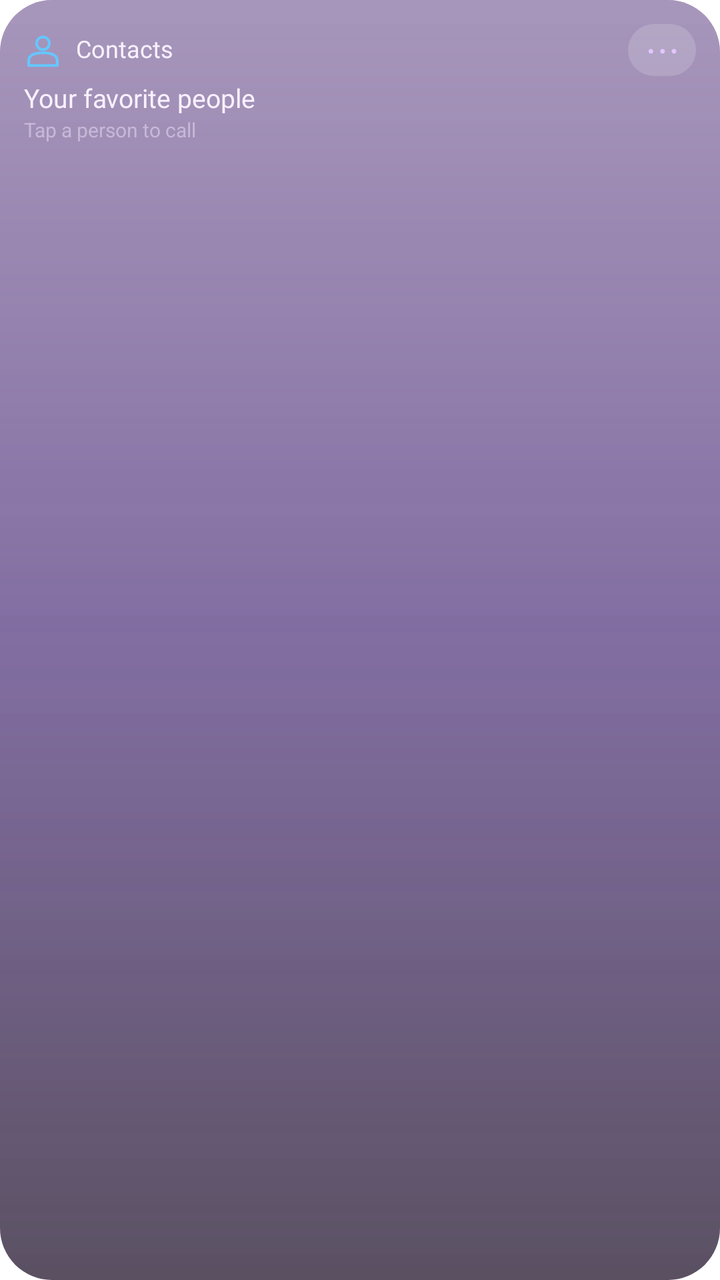
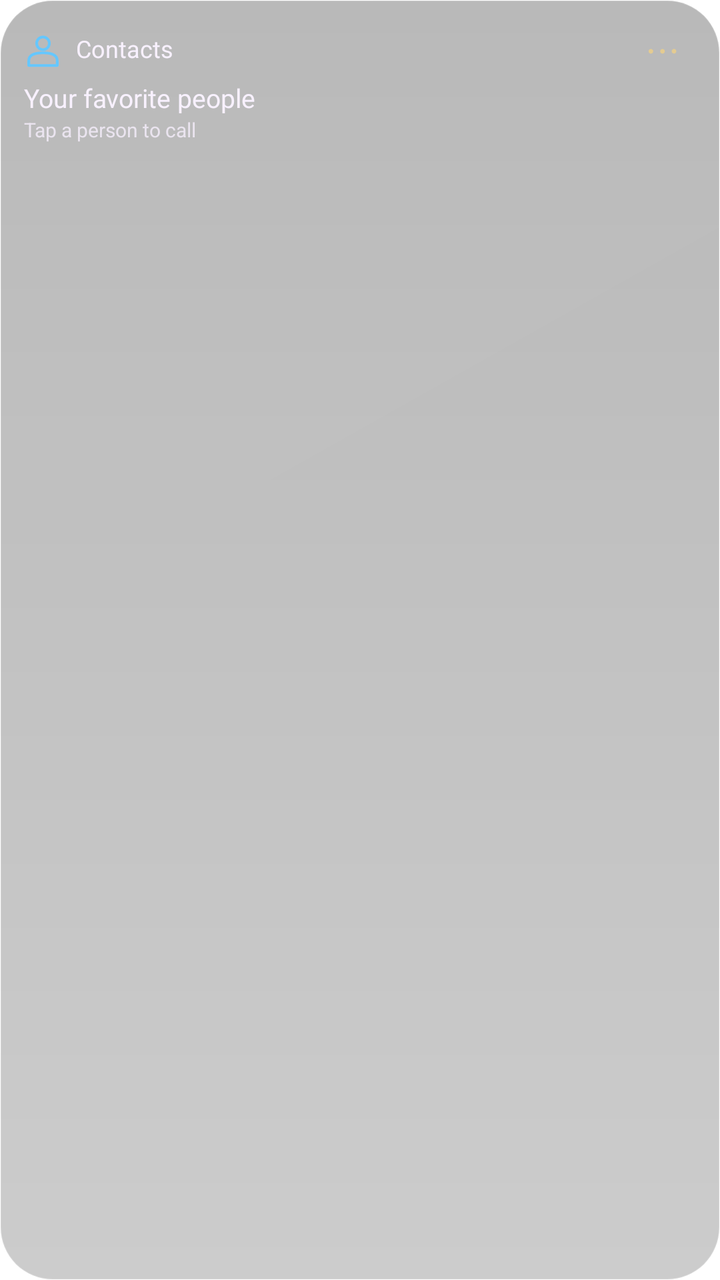

Two renders of the same Android screen: before a commit and after it. Below are the layout's source before the change and the commit's diff.
<!-- AndroidManifest.xml: application theme Theme.Lumen -->
<!-- res/layout/widget_preview_contacts.xml -->
<?xml version='1.0' encoding='utf-8'?>
<LinearLayout xmlns:android="http://schemas.android.com/apk/res/android" android:id="@+id/widget_root" android:layout_width="match_parent" android:layout_height="match_parent" android:orientation="vertical" android:padding="12dp" android:background="@drawable/widget_glass_dark_balanced">
    <LinearLayout android:layout_width="match_parent" android:layout_height="wrap_content" android:orientation="horizontal" android:gravity="center_vertical">
        <ImageView android:id="@+id/widget_icon" android:layout_width="19dp" android:layout_height="19dp" android:contentDescription="@null" android:src="@drawable/widget_ic_contacts" />
        <TextView android:id="@+id/widget_title" android:layout_width="0dp" android:layout_weight="1" android:layout_height="wrap_content" android:layout_marginStart="7dp" android:text="@string/widget_contacts" android:textColor="#F8F1FF" android:textSize="12sp" android:fontFamily="@font/outfit_medium" android:maxLines="1" android:ellipsize="end" android:includeFontPadding="false" />
        <TextView android:id="@+id/widget_action" android:layout_width="34dp" android:layout_height="26dp" android:gravity="center" android:text="@string/widget_more" android:textSize="19sp" android:textColor="#E4C6FF" android:contentDescription="@string/widget_open" android:background="@drawable/widget_control" android:includeFontPadding="false" />
    </LinearLayout>
    <TextView android:id="@+id/widget_detail" android:layout_width="match_parent" android:layout_height="wrap_content" android:layout_marginTop="4dp" android:text="@string/widget_preview_contacts_detail" android:textColor="#F8F1FF" android:textSize="13sp" android:fontFamily="@font/outfit_medium" android:maxLines="2" android:ellipsize="end" android:visibility="visible" android:includeFontPadding="false" />
    <Chronometer android:id="@+id/widget_timer" android:layout_width="match_parent" android:layout_height="24dp" android:textColor="#F8F1FF" android:textSize="20sp" android:fontFamily="@font/outfit_medium" android:visibility="gone" android:includeFontPadding="false" />
    <TextView android:id="@+id/widget_status" android:layout_width="match_parent" android:layout_height="wrap_content" android:layout_marginTop="2dp" android:textColor="#C8B8D8" android:textSize="10sp" android:maxLines="2" android:ellipsize="end" android:text="@string/widget_preview_contacts_status" android:visibility="visible" android:includeFontPadding="false" />
    <LinearLayout android:id="@+id/widget_photos" android:layout_width="match_parent" android:layout_height="44dp" android:layout_marginTop="4dp" android:orientation="horizontal" android:gravity="center_vertical" android:visibility="gone">
        <ImageView android:id="@+id/widget_photo1" android:layout_width="0dp" android:layout_weight="1" android:layout_height="40dp" android:layout_marginEnd="4dp" android:scaleType="centerCrop" android:background="@drawable/widget_photo_frame" android:contentDescription="@string/widget_photo" android:visibility="gone" />
        <ImageView android:id="@+id/widget_photo2" android:layout_width="0dp" android:layout_weight="1" android:layout_height="40dp" android:layout_marginEnd="4dp" android:scaleType="centerCrop" android:background="@drawable/widget_photo_frame" android:contentDescription="@string/widget_photo" android:visibility="gone" />
        <ImageView android:id="@+id/widget_photo3" android:layout_width="0dp" android:layout_weight="1" android:layout_height="40dp" android:layout_marginEnd="4dp" android:scaleType="centerCrop" android:background="@drawable/widget_photo_frame" android:contentDescription="@string/widget_photo" android:visibility="gone" />
        <ImageView android:id="@+id/widget_photo4" android:layout_width="0dp" android:layout_weight="1" android:layout_height="40dp" android:layout_marginEnd="4dp" android:scaleType="centerCrop" android:background="@drawable/widget_photo_frame" android:contentDescription="@string/widget_photo" android:visibility="gone" />
    </LinearLayout>
    <LinearLayout android:id="@+id/widget_photo_names" android:layout_width="match_parent" android:layout_height="12dp" android:orientation="horizontal" android:visibility="gone">
        <TextView android:id="@+id/widget_person1" android:layout_width="0dp" android:layout_weight="1" android:layout_height="match_parent" android:textColor="#C8B8D8" android:textSize="9sp" android:gravity="center" android:maxLines="1" android:ellipsize="end" android:includeFontPadding="false" />
        <TextView android:id="@+id/widget_person2" android:layout_width="0dp" android:layout_weight="1" android:layout_height="match_parent" android:textColor="#C8B8D8" android:textSize="9sp" android:gravity="center" android:maxLines="1" android:ellipsize="end" android:includeFontPadding="false" />
        <TextView android:id="@+id/widget_person3" android:layout_width="0dp" android:layout_weight="1" android:layout_height="match_parent" android:textColor="#C8B8D8" android:textSize="9sp" android:gravity="center" android:maxLines="1" android:ellipsize="end" android:includeFontPadding="false" />
        <TextView android:id="@+id/widget_person4" android:layout_width="0dp" android:layout_weight="1" android:layout_height="match_parent" android:textColor="#C8B8D8" android:textSize="9sp" android:gravity="center" android:maxLines="1" android:ellipsize="end" android:includeFontPadding="false" />
    </LinearLayout>
    <LinearLayout android:id="@+id/widget_row1" android:layout_width="match_parent" android:layout_height="24dp" android:orientation="horizontal" android:gravity="center_vertical" android:visibility="gone">
        <TextView android:id="@+id/widget_check1" android:layout_width="34dp" android:layout_height="match_parent" android:text="@string/widget_circle" android:textColor="#E4C6FF" android:textSize="22sp" android:gravity="center_vertical" android:includeFontPadding="false" />
        <TextView android:id="@+id/widget_task1" android:layout_width="0dp" android:layout_weight="1" android:layout_height="wrap_content" android:textColor="#F8F1FF" android:textSize="12sp" android:maxLines="1" android:ellipsize="end" android:includeFontPadding="false" />
    </LinearLayout>
    <LinearLayout android:id="@+id/widget_row2" android:layout_width="match_parent" android:layout_height="24dp" android:orientation="horizontal" android:gravity="center_vertical" android:visibility="gone">
        <TextView android:id="@+id/widget_check2" android:layout_width="34dp" android:layout_height="match_parent" android:text="@string/widget_circle" android:textColor="#E4C6FF" android:textSize="22sp" android:gravity="center_vertical" android:includeFontPadding="false" />
        <TextView android:id="@+id/widget_task2" android:layout_width="0dp" android:layout_weight="1" android:layout_height="wrap_content" android:textColor="#F8F1FF" android:textSize="12sp" android:maxLines="1" android:ellipsize="end" android:includeFontPadding="false" />
    </LinearLayout>
    <TextView android:id="@+id/widget_button" android:layout_width="match_parent" android:layout_height="28dp" android:layout_marginTop="4dp" android:gravity="center" android:textColor="#2A1048" android:fontFamily="@font/outfit_medium" android:textSize="12sp" android:background="@drawable/widget_pill" android:visibility="gone" android:text="@string/widget_preview_contacts_button" android:includeFontPadding="false" />
    <ProgressBar android:id="@+id/widget_meter" android:layout_width="match_parent" android:layout_height="4dp" android:layout_marginTop="8dp" android:max="100" android:progressTint="#C084FC" android:progressBackgroundTint="#33E4C6FF" android:visibility="gone" style="?android:attr/progressBarStyleHorizontal" />
</LinearLayout>
<!-- resources referenced by this layout -->
<resources>
  <!-- drawable widget_control (drawable) -->
  <?xml version="1.0" encoding="utf-8"?>
  <shape xmlns:android="http://schemas.android.com/apk/res/android">
      <corners android:radius="16dp" />
      <solid android:color="#28FFFFFF" />
  </shape>
  <!-- drawable widget_glass_dark_balanced (drawable) -->
  <?xml version="1.0" encoding="utf-8"?>
  <layer-list xmlns:android="http://schemas.android.com/apk/res/android">
      <item>
          <shape>
              <corners android:radius="26dp" />
              <gradient
                  android:angle="270"
                  android:startColor="#993B1568"
                  android:centerColor="#A62E1060"
                  android:endColor="#B314061F" />
          </shape>
      </item>
      <item>
          <shape>
              <corners android:radius="26dp" />
              <gradient
                  android:angle="270"
                  android:startColor="#40FFFFFF"
                  android:centerColor="#18E4C6FF"
                  android:endColor="#00FFFFFF" />
          </shape>
      </item>
  </layer-list>
  <!-- drawable widget_ic_contacts (drawable) -->
  <vector xmlns:android="http://schemas.android.com/apk/res/android" android:width="24dp" android:height="24dp" android:viewportWidth="24" android:viewportHeight="24"><path android:pathData="M8,8 A4,4 0,1 0,16,8 A4,4 0,1 0,8,8 M3,22 L3,19 Q3,14 12,14 Q21,14 21,19 L21,22 Z" android:fillColor="@android:color/transparent" android:strokeColor="#65C7FF" android:strokeWidth="1.7" android:strokeLineCap="round" android:strokeLineJoin="round" /></vector>
  <!-- drawable widget_photo_frame (drawable) -->
  <?xml version="1.0" encoding="utf-8"?>
  <shape xmlns:android="http://schemas.android.com/apk/res/android">
      <corners android:radius="16dp" />
      <solid android:color="#3314061F" />
  </shape>
  <!-- drawable widget_pill (drawable) -->
  <?xml version="1.0" encoding="utf-8"?>
  <shape xmlns:android="http://schemas.android.com/apk/res/android">
      <corners android:radius="22dp" />
      <gradient
          android:angle="0"
          android:startColor="#E9D5FF"
          android:centerColor="#D8B4FE"
          android:endColor="#F0ABFC" />
  </shape>
  <string name="widget_circle">○</string>
  <string name="widget_contacts">Contacts</string>
  <string name="widget_more">⋯</string>
  <string name="widget_open">Open widget</string>
  <string name="widget_photo">Photo</string>
  <string name="widget_preview_contacts_button" />
  <string name="widget_preview_contacts_detail">Your favorite people</string>
  <string name="widget_preview_contacts_status">Tap a person to call</string>
  <style name="Theme.Lumen" parent="android:Theme.Material.NoActionBar">
          <item name="android:windowShowWallpaper">true</item>
          <item name="android:windowBackground">@android:color/transparent</item>
          <item name="android:colorBackgroundCacheHint">@null</item>
          <item name="android:statusBarColor">@android:color/transparent</item>
          <item name="android:navigationBarColor">@android:color/transparent</item>
          <item name="android:windowDrawsSystemBarBackgrounds">true</item>
          <item name="android:windowLightStatusBar">false</item>
      </style>
</resources>

<!-- the commit's change to res/layout/widget_preview_contacts.xml (unified diff, before → after) -->
@@ -3,11 +3,11 @@
     <LinearLayout android:layout_width="match_parent" android:layout_height="wrap_content" android:orientation="horizontal" android:gravity="center_vertical">
         <ImageView android:id="@+id/widget_icon" android:layout_width="19dp" android:layout_height="19dp" android:contentDescription="@null" android:src="@drawable/widget_ic_contacts" />
         <TextView android:id="@+id/widget_title" android:layout_width="0dp" android:layout_weight="1" android:layout_height="wrap_content" android:layout_marginStart="7dp" android:text="@string/widget_contacts" android:textColor="#F8F1FF" android:textSize="12sp" android:fontFamily="@font/outfit_medium" android:maxLines="1" android:ellipsize="end" android:includeFontPadding="false" />
-        <TextView android:id="@+id/widget_action" android:layout_width="34dp" android:layout_height="26dp" android:gravity="center" android:text="@string/widget_more" android:textSize="19sp" android:textColor="#E4C6FF" android:contentDescription="@string/widget_open" android:background="@drawable/widget_control" android:includeFontPadding="false" />
+        <TextView android:id="@+id/widget_action" android:layout_width="34dp" android:layout_height="26dp" android:gravity="center" android:text="@string/widget_more" android:textSize="19sp" android:textColor="#E4CB91" android:contentDescription="@string/widget_open" android:background="@drawable/widget_control" android:includeFontPadding="false" />
     </LinearLayout>
     <TextView android:id="@+id/widget_detail" android:layout_width="match_parent" android:layout_height="wrap_content" android:layout_marginTop="4dp" android:text="@string/widget_preview_contacts_detail" android:textColor="#F8F1FF" android:textSize="13sp" android:fontFamily="@font/outfit_medium" android:maxLines="2" android:ellipsize="end" android:visibility="visible" android:includeFontPadding="false" />
     <Chronometer android:id="@+id/widget_timer" android:layout_width="match_parent" android:layout_height="24dp" android:textColor="#F8F1FF" android:textSize="20sp" android:fontFamily="@font/outfit_medium" android:visibility="gone" android:includeFontPadding="false" />
-    <TextView android:id="@+id/widget_status" android:layout_width="match_parent" android:layout_height="wrap_content" android:layout_marginTop="2dp" android:textColor="#C8B8D8" android:textSize="10sp" android:maxLines="2" android:ellipsize="end" android:text="@string/widget_preview_contacts_status" android:visibility="visible" android:includeFontPadding="false" />
+    <TextView android:id="@+id/widget_status" android:layout_width="match_parent" android:layout_height="wrap_content" android:layout_marginTop="2dp" android:textColor="#C4F8F1FF" android:textSize="10sp" android:maxLines="2" android:ellipsize="end" android:text="@string/widget_preview_contacts_status" android:visibility="visible" android:includeFontPadding="false" />
     <LinearLayout android:id="@+id/widget_photos" android:layout_width="match_parent" android:layout_height="44dp" android:layout_marginTop="4dp" android:orientation="horizontal" android:gravity="center_vertical" android:visibility="gone">
         <ImageView android:id="@+id/widget_photo1" android:layout_width="0dp" android:layout_weight="1" android:layout_height="40dp" android:layout_marginEnd="4dp" android:scaleType="centerCrop" android:background="@drawable/widget_photo_frame" android:contentDescription="@string/widget_photo" android:visibility="gone" />
         <ImageView android:id="@+id/widget_photo2" android:layout_width="0dp" android:layout_weight="1" android:layout_height="40dp" android:layout_marginEnd="4dp" android:scaleType="centerCrop" android:background="@drawable/widget_photo_frame" android:contentDescription="@string/widget_photo" android:visibility="gone" />
@@ -15,17 +15,17 @@
         <ImageView android:id="@+id/widget_photo4" android:layout_width="0dp" android:layout_weight="1" android:layout_height="40dp" android:layout_marginEnd="4dp" android:scaleType="centerCrop" android:background="@drawable/widget_photo_frame" android:contentDescription="@string/widget_photo" android:visibility="gone" />
     </LinearLayout>
     <LinearLayout android:id="@+id/widget_photo_names" android:layout_width="match_parent" android:layout_height="12dp" android:orientation="horizontal" android:visibility="gone">
-        <TextView android:id="@+id/widget_person1" android:layout_width="0dp" android:layout_weight="1" android:layout_height="match_parent" android:textColor="#C8B8D8" android:textSize="9sp" android:gravity="center" android:maxLines="1" android:ellipsize="end" android:includeFontPadding="false" />
-        <TextView android:id="@+id/widget_person2" android:layout_width="0dp" android:layout_weight="1" android:layout_height="match_parent" android:textColor="#C8B8D8" android:textSize="9sp" android:gravity="center" android:maxLines="1" android:ellipsize="end" android:includeFontPadding="false" />
-        <TextView android:id="@+id/widget_person3" android:layout_width="0dp" android:layout_weight="1" android:layout_height="match_parent" android:textColor="#C8B8D8" android:textSize="9sp" android:gravity="center" android:maxLines="1" android:ellipsize="end" android:includeFontPadding="false" />
-        <TextView android:id="@+id/widget_person4" android:layout_width="0dp" android:layout_weight="1" android:layout_height="match_parent" android:textColor="#C8B8D8" android:textSize="9sp" android:gravity="center" android:maxLines="1" android:ellipsize="end" android:includeFontPadding="false" />
+        <TextView android:id="@+id/widget_person1" android:layout_width="0dp" android:layout_weight="1" android:layout_height="match_parent" android:textColor="#C4F8F1FF" android:textSize="9sp" android:gravity="center" android:maxLines="1" android:ellipsize="end" android:includeFontPadding="false" />
+        <TextView android:id="@+id/widget_person2" android:layout_width="0dp" android:layout_weight="1" android:layout_height="match_parent" android:textColor="#C4F8F1FF" android:textSize="9sp" android:gravity="center" android:maxLines="1" android:ellipsize="end" android:includeFontPadding="false" />
+        <TextView android:id="@+id/widget_person3" android:layout_width="0dp" android:layout_weight="1" android:layout_height="match_parent" android:textColor="#C4F8F1FF" android:textSize="9sp" android:gravity="center" android:maxLines="1" android:ellipsize="end" android:includeFontPadding="false" />
+        <TextView android:id="@+id/widget_person4" android:layout_width="0dp" android:layout_weight="1" android:layout_height="match_parent" android:textColor="#C4F8F1FF" android:textSize="9sp" android:gravity="center" android:maxLines="1" android:ellipsize="end" android:includeFontPadding="false" />
     </LinearLayout>
     <LinearLayout android:id="@+id/widget_row1" android:layout_width="match_parent" android:layout_height="24dp" android:orientation="horizontal" android:gravity="center_vertical" android:visibility="gone">
-        <TextView android:id="@+id/widget_check1" android:layout_width="34dp" android:layout_height="match_parent" android:text="@string/widget_circle" android:textColor="#E4C6FF" android:textSize="22sp" android:gravity="center_vertical" android:includeFontPadding="false" />
+        <TextView android:id="@+id/widget_check1" android:layout_width="34dp" android:layout_height="match_parent" android:text="@string/widget_circle" android:textColor="#E4CB91" android:textSize="22sp" android:gravity="center_vertical" android:includeFontPadding="false" />
         <TextView android:id="@+id/widget_task1" android:layout_width="0dp" android:layout_weight="1" android:layout_height="wrap_content" android:textColor="#F8F1FF" android:textSize="12sp" android:maxLines="1" android:ellipsize="end" android:includeFontPadding="false" />
     </LinearLayout>
     <LinearLayout android:id="@+id/widget_row2" android:layout_width="match_parent" android:layout_height="24dp" android:orientation="horizontal" android:gravity="center_vertical" android:visibility="gone">
-        <TextView android:id="@+id/widget_check2" android:layout_width="34dp" android:layout_height="match_parent" android:text="@string/widget_circle" android:textColor="#E4C6FF" android:textSize="22sp" android:gravity="center_vertical" android:includeFontPadding="false" />
+        <TextView android:id="@+id/widget_check2" android:layout_width="34dp" android:layout_height="match_parent" android:text="@string/widget_circle" android:textColor="#E4CB91" android:textSize="22sp" android:gravity="center_vertical" android:includeFontPadding="false" />
         <TextView android:id="@+id/widget_task2" android:layout_width="0dp" android:layout_weight="1" android:layout_height="wrap_content" android:textColor="#F8F1FF" android:textSize="12sp" android:maxLines="1" android:ellipsize="end" android:includeFontPadding="false" />
     </LinearLayout>
     <TextView android:id="@+id/widget_button" android:layout_width="match_parent" android:layout_height="28dp" android:layout_marginTop="4dp" android:gravity="center" android:textColor="#2A1048" android:fontFamily="@font/outfit_medium" android:textSize="12sp" android:background="@drawable/widget_pill" android:visibility="gone" android:text="@string/widget_preview_contacts_button" android:includeFontPadding="false" />
<!-- resource entries referenced after the edit -->
@@ -2,51 +2,31 @@
 <resources>
   <!-- drawable widget_control (drawable) -->
   <?xml version="1.0" encoding="utf-8"?>
-  <shape xmlns:android="http://schemas.android.com/apk/res/android">
-      <corners android:radius="16dp" />
-      <solid android:color="#28FFFFFF" />
-  </shape>
+  <shape xmlns:android="http://schemas.android.com/apk/res/android"><solid android:color="#00000000" /></shape>
   <!-- drawable widget_glass_dark_balanced (drawable) -->
   <?xml version="1.0" encoding="utf-8"?>
   <layer-list xmlns:android="http://schemas.android.com/apk/res/android">
-      <item>
-          <shape>
-              <corners android:radius="26dp" />
-              <gradient
-                  android:angle="270"
-                  android:startColor="#993B1568"
-                  android:centerColor="#A62E1060"
-                  android:endColor="#B314061F" />
-          </shape>
-      </item>
-      <item>
-          <shape>
-              <corners android:radius="26dp" />
-              <gradient
-                  android:angle="270"
-                  android:startColor="#40FFFFFF"
-                  android:centerColor="#18E4C6FF"
-                  android:endColor="#00FFFFFF" />
-          </shape>
-      </item>
+    <item><shape>
+      <corners android:radius="26dp" />
+      <gradient android:angle="270" android:startColor="#47000000" android:endColor="#33000000" />
+      <stroke android:width="0.8dp" android:color="#33FFFFFF" />
+  </shape></item>
+    <item><shape>
+      <corners android:radius="26dp" />
+      <gradient android:angle="315" android:startColor="#04FFFFFF" android:endColor="#00FFFFFF" />
+    </shape></item>
   </layer-list>
   <!-- drawable widget_ic_contacts (drawable) -->
   <vector xmlns:android="http://schemas.android.com/apk/res/android" android:width="24dp" android:height="24dp" android:viewportWidth="24" android:viewportHeight="24"><path android:pathData="M8,8 A4,4 0,1 0,16,8 A4,4 0,1 0,8,8 M3,22 L3,19 Q3,14 12,14 Q21,14 21,19 L21,22 Z" android:fillColor="@android:color/transparent" android:strokeColor="#65C7FF" android:strokeWidth="1.7" android:strokeLineCap="round" android:strokeLineJoin="round" /></vector>
   <!-- drawable widget_photo_frame (drawable) -->
   <?xml version="1.0" encoding="utf-8"?>
-  <shape xmlns:android="http://schemas.android.com/apk/res/android">
-      <corners android:radius="16dp" />
-      <solid android:color="#3314061F" />
-  </shape>
+  <shape xmlns:android="http://schemas.android.com/apk/res/android"><solid android:color="#00000000" /></shape>
   <!-- drawable widget_pill (drawable) -->
   <?xml version="1.0" encoding="utf-8"?>
   <shape xmlns:android="http://schemas.android.com/apk/res/android">
       <corners android:radius="22dp" />
-      <gradient
-          android:angle="0"
-          android:startColor="#E9D5FF"
-          android:centerColor="#D8B4FE"
-          android:endColor="#F0ABFC" />
+      <gradient android:angle="270" android:startColor="#EAD8AD" android:endColor="#DBC18A" />
+      <stroke android:width="0.7dp" android:color="#50FFFFFF" />
   </shape>
   <string name="widget_circle">○</string>
   <string name="widget_contacts">Contacts</string>
